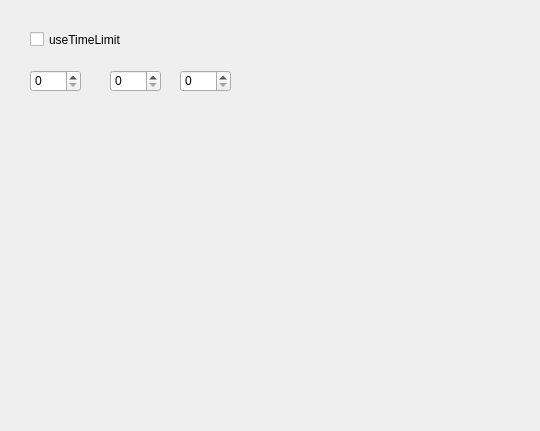
Old version of the form Adora/Adora/Ui/Setting/TimeLimitSettingWidget.ui in the repository hash1018/Adora.
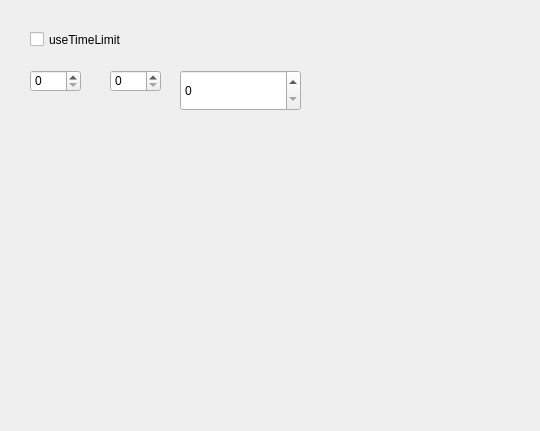
New version of the form.

Diff of the .ui file:
```diff
--- a/Adora/Adora/Ui/Setting/TimeLimitSettingWidget.ui
+++ b/Adora/Adora/Ui/Setting/TimeLimitSettingWidget.ui
@@ -57,8 +57,8 @@
     <rect>
      <x>180</x>
      <y>70</y>
-     <width>51</width>
-     <height>22</height>
+     <width>121</width>
+     <height>41</height>
     </rect>
    </property>
    <property name="maximum">
```
